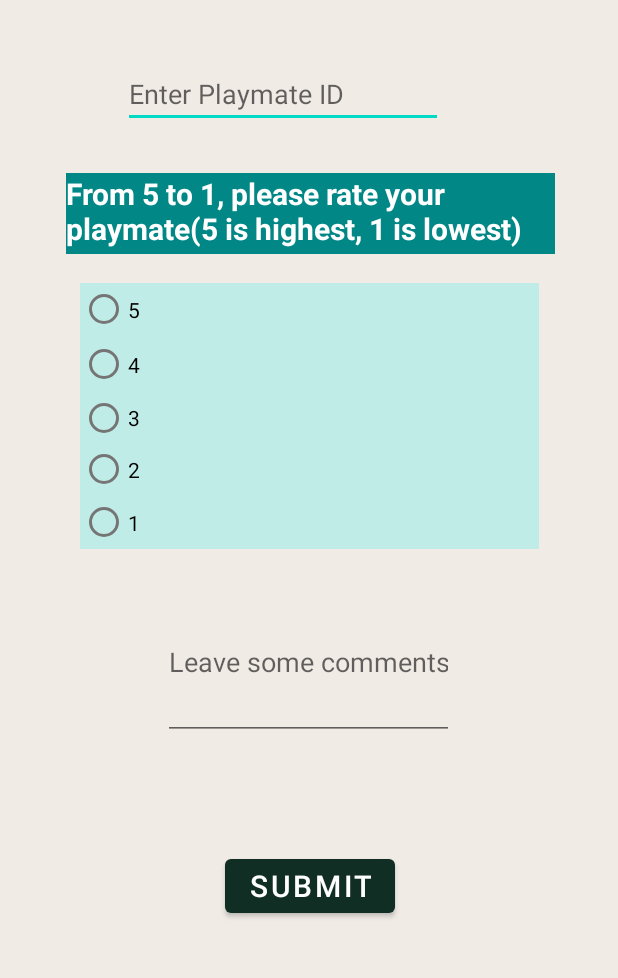
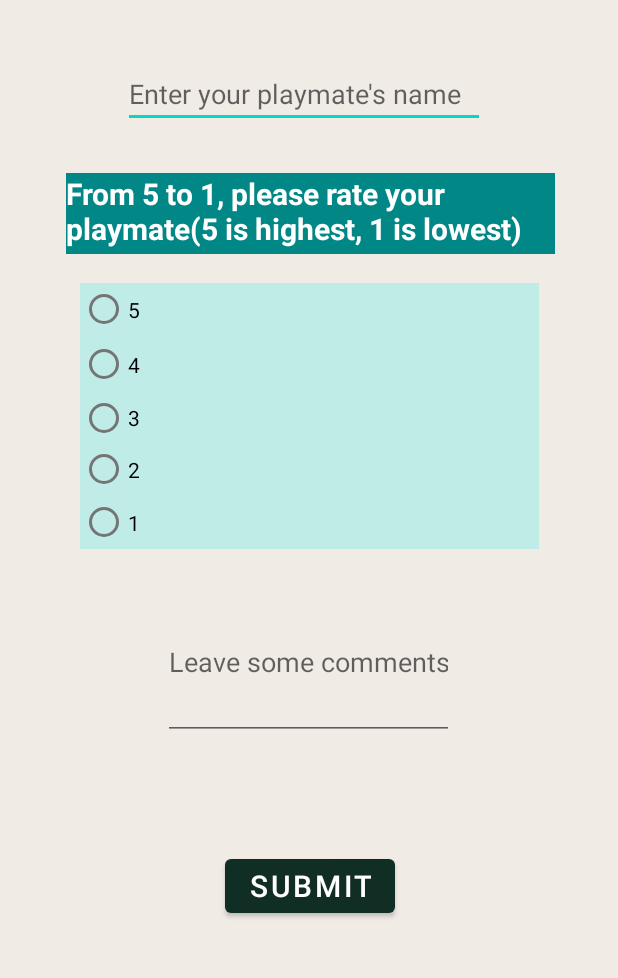
Before and after one commit to Rachelyixiao/Project3275Playmate, an Android app: the ReviewExpert screen opened directly, with no data from a screen before it, on a phone screen of 412 x 824 dp, the part 188-1166 px from its top. Run offline under Robolectric (Android 15) with nearby library versions, the light colour scheme and no system bars.

Commit message:
update123

```diff
--- a/app/src/main/res/layout/activity_review_expert.xml
+++ b/app/src/main/res/layout/activity_review_expert.xml
@@ -15,12 +15,12 @@
             app:layout_constraintHorizontal_bias="0.0" app:layout_constraintTop_toTopOf="parent"
             android:layout_marginTop="47dp" android:background="#00FFFFFF"/>
     <EditText
-            android:layout_width="wrap_content"
-            android:layout_height="wrap_content"
+            android:layout_width="241dp"
+            android:layout_height="45dp"
             android:inputType="textPersonName"
             android:ems="10"
-            android:id="@+id/expertID"
-            android:hint="@string/ENTERID" app:layout_constraintStart_toStartOf="parent"
+            android:id="@+id/EName"
+            android:hint="Enter your playmate's name" app:layout_constraintStart_toStartOf="parent"
             android:layout_marginStart="82dp" android:layout_marginEnd="116dp"
             app:layout_constraintEnd_toEndOf="parent" android:layout_marginTop="40dp"
             app:layout_constraintTop_toBottomOf="@+id/imgLogo" app:layout_constraintHorizontal_bias="0.0"/>
@@ -33,24 +33,30 @@
             app:layout_constraintHorizontal_bias="0.0" android:layout_marginTop="19dp"
             app:layout_constraintTop_toBottomOf="@+id/reviewHint" android:id="@+id/Reviews">
         <RadioButton
+                android:text="@string/RATING5"
                 android:layout_width="match_parent"
-                android:layout_height="35dp" android:id="@+id/review5" android:text="@string/RATING5"/>
+                android:layout_height="35dp" android:id="@+id/review5"
+                android:onClick="selectionRate"/>
         <RadioButton
                 android:text="@string/RATING4"
                 android:layout_width="match_parent"
-                android:layout_height="38dp" android:id="@+id/review4"/>
+                android:layout_height="38dp" android:id="@+id/review4"
+                android:onClick="selectionRate"/>
         <RadioButton
                 android:text="@string/RATING3"
                 android:layout_width="match_parent"
-                android:layout_height="33dp" android:id="@+id/review3"/>
+                android:layout_height="33dp" android:id="@+id/review3"
+                android:onClick="selectionRate"/>
         <RadioButton
                 android:text="@string/RATING2"
                 android:layout_width="match_parent"
-                android:layout_height="35dp" android:id="@+id/review2"/>
+                android:layout_height="35dp" android:id="@+id/review2"
+                android:onClick="selectionRate"/>
         <RadioButton
                 android:text="@string/RATING1"
                 android:layout_width="match_parent"
-                android:layout_height="35dp" android:id="@+id/review1"/>
+                android:layout_height="35dp" android:id="@+id/review1"
+                android:onClick="selectionRate"/>
     </RadioGroup>
     <TextView
             android:text="@string/ratingExplain"
@@ -59,7 +65,7 @@
             android:background="@color/teal_700" android:textStyle="bold"
             android:textSize="20sp" app:layout_constraintStart_toStartOf="parent" android:layout_marginStart="64dp"
             android:layout_marginEnd="62dp" app:layout_constraintEnd_toEndOf="parent" android:layout_marginTop="30dp"
-            app:layout_constraintTop_toBottomOf="@+id/expertID" android:textColor="@color/white"/>
+            app:layout_constraintTop_toBottomOf="@+id/EName" android:textColor="@color/white"/>
     <EditText
             android:layout_width="194dp"
             android:layout_height="104dp"
@@ -78,7 +84,8 @@
             android:layout_marginEnd="164dp" app:layout_constraintEnd_toEndOf="parent"
             app:backgroundTint="@color/buttonColor"
             android:textSize="20sp" app:layout_constraintHorizontal_bias="0.388"
-            app:layout_constraintBottom_toBottomOf="parent" android:layout_marginBottom="84dp"/>
+            app:layout_constraintBottom_toBottomOf="parent" android:layout_marginBottom="84dp"
+            android:onClick="rateExpert"/>
 
 
 </androidx.constraintlayout.widget.ConstraintLayout>
```
Also changed, not shown: app/src/main/java/com/example/project3275playmate/AfterPlayPages/ReviewExpert.java (+62 -6 lines).
